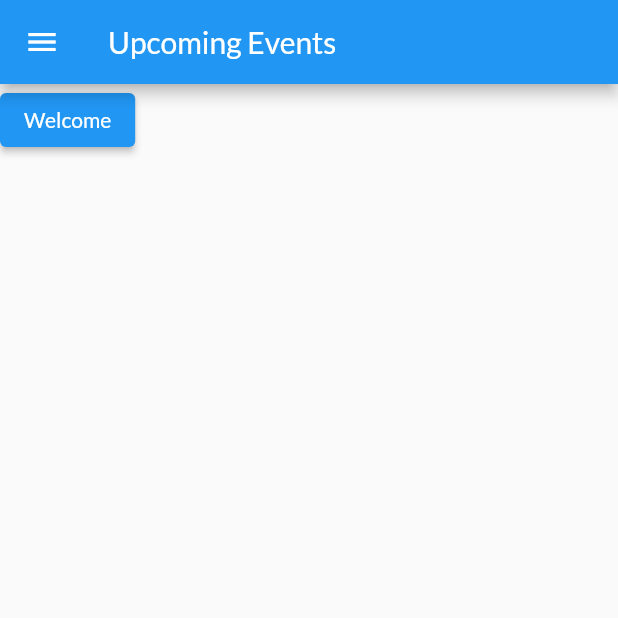
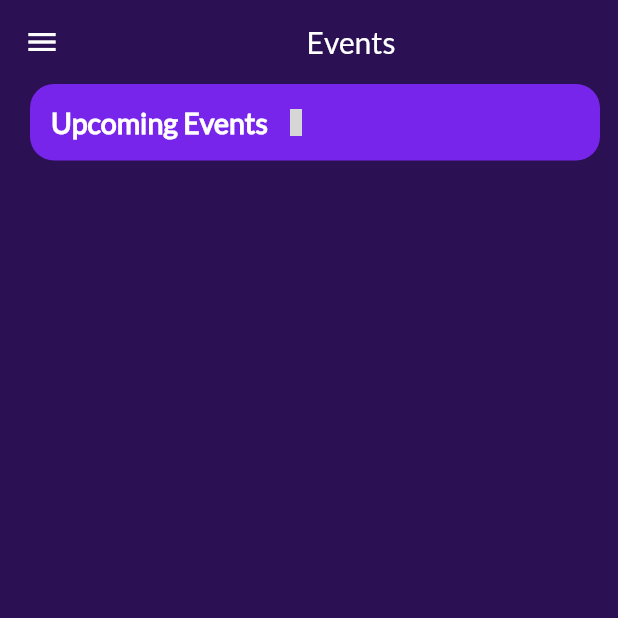
Before and after one commit to saptarshiweb/attendly, a Flutter app: the EventPage screen opened directly, on a phone screen of 412 x 824 dp, the top half of it. Run offline on Flutter 3.47's test engine with Material 2 defaults, Android fonts, the light colour scheme and no system bars; our stand-ins replace flutter_zoom_drawer, fluttericon, lottie, shared_preferences; missing offline and left inert: carbon_icons, simple_barcode_scanner; accounts and stored records are empty; grey boxes are pictures that could not be loaded.

Commit message:
UI Changes

```diff
--- a/lib/color_constants.dart
+++ b/lib/color_constants.dart
@@ -11,6 +11,7 @@ Color drawercolor = Colors.white;
 
 //page Background Colors
 
-Color dashboardbgcolor = Colors.blueGrey.shade900;
-Color eventbgcolor = Colors.deepPurple.shade900;
+Color dashboardbgcolor = Colors.purpleAccent.shade700;
+Color eventbgcolor = const Color.fromARGB(255, 44, 16, 84);
+Color eventbgcolor2 = const Color.fromARGB(255, 119, 37, 234);
 Color helpbgcolor = Colors.deepPurple.shade900;
--- a/lib/screens/events_page.dart
+++ b/lib/screens/events_page.dart
@@ -1,7 +1,8 @@
+import 'package:attendly/color_constants.dart';
 import 'package:flutter/material.dart';
+import 'package:fluttericon/font_awesome_icons.dart';
 
 import '../widgets/menu_widget.dart';
-import 'package:simple_barcode_scanner/simple_barcode_scanner.dart';
 
 class EventPage extends StatefulWidget {
   const EventPage({super.key});
@@ -16,44 +17,60 @@ class _EventPageState extends State<EventPage> {
   Widget build(BuildContext context) {
     return Scaffold(
         appBar: AppBar(
-          backgroundColor: Colors.blue,
-          title: const Text('Upcoming Events'),
+          elevation: 0,
+          backgroundColor: eventbgcolor,
+          title: const Center(child: Text('Events')),
           leading: const MenuWidget(),
         ),
-        body: Column(
-          children: [
-            ElevatedButton(
-              onPressed: () async {
-                var res = await Navigator.push(
-                    context,
-                    MaterialPageRoute(
-                      builder: (context) => const SimpleBarcodeScannerPage(),
-                    ));
-                setState(() {
-                  if (res is String) {
-                    result = res;
-                  }
-                });
-              },
-              child: Text(result),
+        body: Container(
+          color: eventbgcolor,
+          child: Padding(
+            padding: const EdgeInsets.only(left: 20, right: 12),
+            child: Column(
+              children: [
+                upcoming(),
+                const SizedBox(height: 20),
+              ],
             ),
-          ],
-        )
-
-        );
+          ),
+        ));
   }
 
-  Widget event() {
+  Widget upcoming() {
     return Container(
       decoration: BoxDecoration(
+          borderRadius: BorderRadius.circular(16), color: eventbgcolor2),
+      child: Padding(
+        padding: const EdgeInsets.all(14.0),
+        child: Row(
+          // mainAxisAlignment: MainAxisAlignment.center,
+          children: [
+            Text(
+              'Upcoming Events',
+              style: TextStyle(
+                  color: t2, fontSize: 19, fontWeight: FontWeight.bold),
+            ),
+            const SizedBox(width: 10),
+            Icon(
+              FontAwesome.down_open,
+              color: t2,
+              size: 18,
+            )
+          ],
+        ),
+      ),
+    );
+  }
 
+  Widget eventlist() {
+    return Container(
+      decoration: BoxDecoration(color: eventbgcolor.withOpacity(0.7)),
+      child: Padding(
+        padding: const EdgeInsets.all(18),
+        child: Column(
+          children: const [],
+        ),
       ),
-      child: Column(
-        children: [
-
-        ],
-      ),
-
     );
   }
 }
--- a/lib/screens/home_page_main.dart
+++ b/lib/screens/home_page_main.dart
@@ -19,11 +19,12 @@ class HomePage extends StatefulWidget {
 }
 
 class _HomePageState extends State<HomePage> {
-  MenuItem1 currentItem = MenuItems.dashboard;
+  MenuItem1 currentItem = MenuItems.event;
 
   @override
   Widget build(BuildContext context) => ZoomDrawer(
       style: DrawerStyle.defaultStyle,
+
       borderRadius: 20,
       showShadow: true,
       drawerShadowsBackgroundColor: accent,
```
Also changed, not shown: lib/screens/qr_scanner/qr_scan.dart (added, +38 -0 lines), lib/screens/qr_scanner/specific_event.dart (added), 1 other file.
